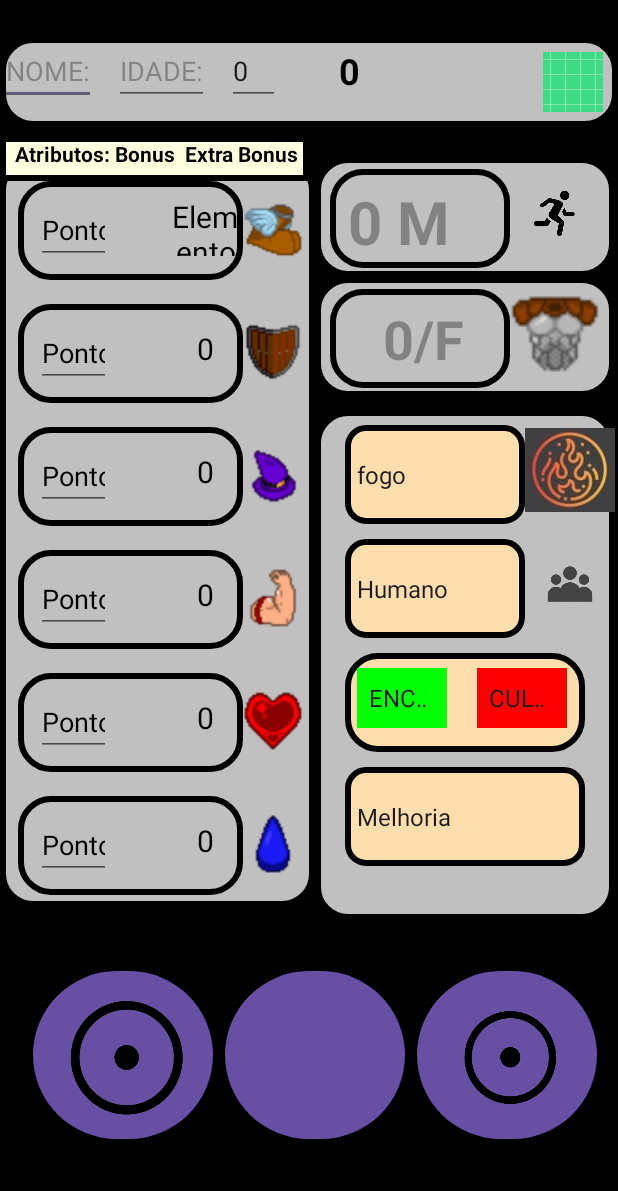
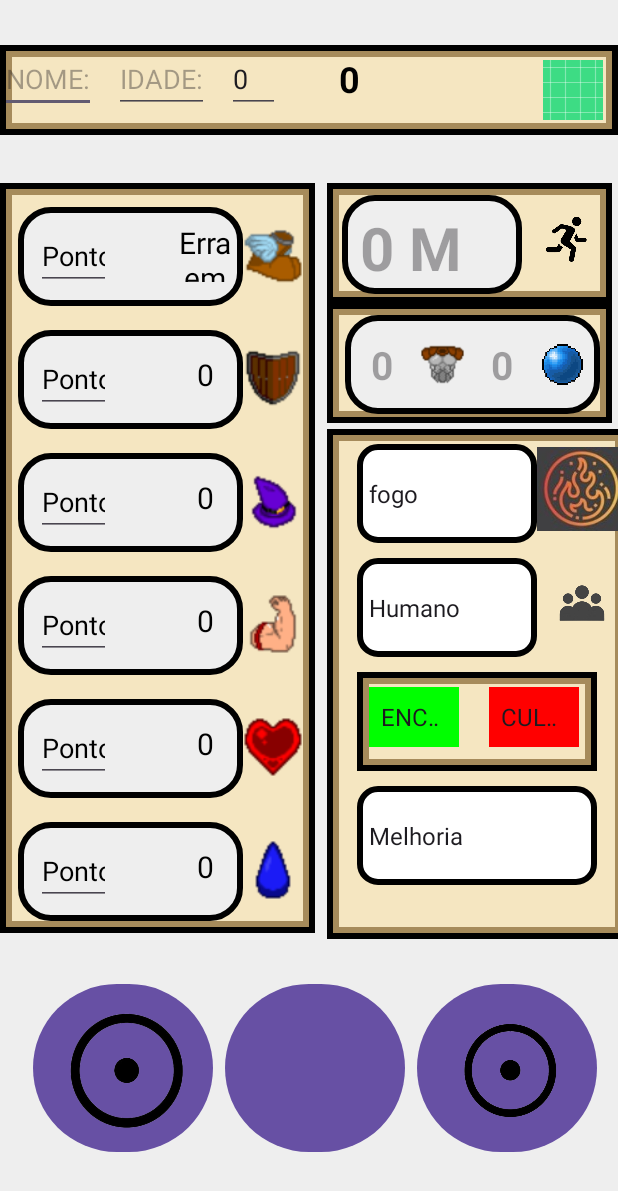
Before and after one commit to LuisClovesDev/FichadeRPG-Mobile, an Android app: the screen it shows after launch (MainActivity), after a tap on an icon or button, on a phone screen of 412 x 824 dp. Shown: the top 1191 px of the screen. Run offline under Robolectric (Android 15) with nearby library versions, the phone set to English and light mode, and no system bars.

Commit message:
atualização 2.0

```diff
--- a/app/src/main/java/com/example/the_wizards_ficha_de_rpg/Atribuicao_de_Valores_Extras.kt
+++ b/app/src/main/java/com/example/the_wizards_ficha_de_rpg/Atribuicao_de_Valores_Extras.kt
@@ -7,7 +7,7 @@ class Atribuicao_de_Valores_Extras() {
 
 
 
-    fun AtribuicaoELEMENTO(Elemento: Elementos, Nivel: TextView) {
+    fun AtribuicaoELEMENTO(Elemento: Elementos, Nivel: TextView, ) {
 
         var nivel: Int = 0
 
@@ -477,7 +477,84 @@ class Atribuicao_de_Valores_Extras() {
             }
         }
 
+    }
+    fun AtribuicaoRaca(raca: Raca, Nivel: TextView, ){
 
-// FIM DAS CONDICIONAIS
+        var nivel: Int = 0
+
+        try {
+            val nivelText = Nivel.text.toString()
+            if (nivelText.isNotEmpty()) {
+                nivel = nivelText.toInt()
+            } else {
+                nivel = -1 // Defina o valor padrão desejado quando o texto estiver vazio
+            }
+        } catch (e: NumberFormatException) {
+            e.printStackTrace()
+            nivel = -1 // Defina o valor padrão desejado quando a conversão falhar
+        }
+
+
+        if(raca.nome == "humano"){
+
+                raca.AddVida += 5
+                raca.AddMana += 5
+
+            raca.AddVida += nivel*3
+            raca.AddMana += nivel*3
+
+            raca.Habili_Raca = " Regenera Nível Dividido por 2 de mana a cada 2 ciclos."
+
+        }
+        if (raca.nome == "renacido") {
+            // Se a raça for "renacido", aumente a vida inicial em 10.
+            raca.AddVida += 10
+
+            // Aumente a resistência mágica inicial em 2.
+            raca.ResistenciaMagica += 2
+
+            // Aumente a vida com base no nível do personagem.
+            // A cada 1 nível, adicione +5 à vida.
+            raca.AddVida += nivel * 5
+
+            // Aumente a resistência mágica com base no nível do personagem.
+            // A cada 2 níveis, adicione +1 em resistência mágica.
+            if (nivel % 2 == 0) {
+                raca.ResistenciaMagica += nivel / 2
+            }
+
+            // Defina que a mana é desconsiderada para esta raça.
+            raca.AddMana = 0
+
+            // Defina a passiva de regeneração fora de combate.
+            raca.Habili_Raca = "Recebe 1d4 + $nivel de vida por turno fora de combate."
+        }
+        if (raca.nome == "vampiro") {
+            // Inicialmente, recebe -3 de Armadura Física.
+            raca.ArmaduraFisica -= 3
+
+            // Inicialmente, recebe +10 de mana.
+            raca.AddMana += 10
+
+            // Inicialmente, recebe +5 de vida.
+            raca.AddVida += 5
+
+            // Aumenta a vida com base no nível do personagem.
+            // A cada 2 níveis, adicione +1 à vida.
+            if (nivel % 2 == 0) {
+                raca.AddVida += nivel / 2
+            }
+
+            // Aumenta a mana com base no nível do personagem.
+            // A cada 1 nível, adicione +4 à mana.
+            raca.AddMana += nivel * 4
+
+            // Define a habilidade especial de dar um buff em uma habilidade.
+            // Inicialmente, ganha a passiva "Transformação noturna".
+            raca.Habili_Raca = "Pode dar um buff em uma habilidade que aumentará o efeito com base no nível e lhe curará" +
+                    " ${nivel + 1}d4 de vida. O custo da habilidade irá dobrar de valor de Mana;" +
+                    " Transformação noturna: Transforma-se em vampiro ganhando garras e uma pele escura."
+        }
+
     }
 }
--- a/app/src/main/java/com/example/the_wizards_ficha_de_rpg/Funcionalidades_Principal.kt
+++ b/app/src/main/java/com/example/the_wizards_ficha_de_rpg/Funcionalidades_Principal.kt
@@ -5,6 +5,7 @@ import android.text.TextWatcher
 import android.widget.EditText
 import android.widget.ImageView
 import android.widget.TextView
+import org.w3c.dom.Text
 
 class Funcionalidades_Principal {
 
@@ -36,20 +37,27 @@ class Funcionalidades_Principal {
         }
         return "0" // Valor padrão caso ocorra uma exceção
     }
-    fun calculateBonusFromEditText_for_MobilidadeEArmadura(Text:TextView): String {
+    fun calculateBonusFromEditText_for_MobilidadeEArmadura(Text: TextView, extrabonusTextViw: TextView): String {
         try {
+            var extrabonus = extrabonusTextViw.text.toString().toInt()
+
             val pontos = Text.text.toString().toInt()
-            val bonus = pontos / 10
+
+            val bonus = (pontos + (extrabonus *5)) / 10
+
             return "$bonus M"
         } catch (e: NumberFormatException) {
             e.printStackTrace()
         }
-        return "0" // Valor padrão caso ocorra uma exceção
+        return "ERRO" // Valor padrão caso ocorra uma exceção
     }
-    fun calculateBonusFromEditText_forArmadura(Text:TextView): String {
+
+    fun calculateBonusFromEditText_forArmadura(Text:TextView, extrabonusTextViw: TextView): String {
         try {
             val pontos = Text.text.toString().toInt()
-            val bonus = (pontos / 25) - 1
+            var extrabonus = extrabonusTextViw.text.toString().toInt()
+            var bonus = -1
+            bonus += (pontos + (extrabonus *5)) / 25
             return "$bonus A/F"
         } catch (e: NumberFormatException) {
             e.printStackTrace()
@@ -58,7 +66,7 @@ class Funcionalidades_Principal {
     }
 
     fun Calc_Pontos_Bonus(editText: EditText, bonusTextView: TextView, isLifeORMana: Boolean,
-                          IsExtraMobilit: Boolean? = null, IsExtraArmadura: Boolean? = null) {
+                          IsExtraMobilit: Boolean? = null, IsExtraArmadura: Boolean? = null, extrabonus:TextView,) {
         editText.addTextChangedListener(object : TextWatcher {
             override fun beforeTextChanged(s: CharSequence?, start: Int, count: Int, after: Int) {
                 // Nada a fazer antes da mudança de texto
@@ -70,9 +78,14 @@ class Funcionalidades_Principal {
                 if (isLifeORMana) {
                     bonusTextView.text = calculateBonusFromEditText_for_LifeEndMana(editText)
                 }else if (!isLifeORMana && IsExtraMobilit == false && IsExtraArmadura == true ){
-                    bonusTextView.text =  calculateBonusFromEditText_forArmadura(editText)
+                    bonusTextView.text =  calculateBonusFromEditText_forArmadura(editText,extrabonus)
                 }else if (!isLifeORMana && IsExtraMobilit == true){
-                    bonusTextView.text =  calculateBonusFromEditText_for_MobilidadeEArmadura(editText)
+                    if (extrabonus.text != null){
+                        bonusTextView.text =  calculateBonusFromEditText_for_MobilidadeEArmadura(editText,extrabonus)
+                    }else{
+                        bonusTextView.text = "ERRO"
+
+                    }
                 }else if (!isLifeORMana){
                     bonusTextView.text =  calculateBonusFromEditText(editText)
                 }
--- a/app/src/main/java/com/example/the_wizards_ficha_de_rpg/MainActivity.kt
+++ b/app/src/main/java/com/example/the_wizards_ficha_de_rpg/MainActivity.kt
@@ -1,10 +1,6 @@
 package com.example.the_wizards_ficha_de_rpg
 
-import Consolefuns
 import android.os.Bundle
-import android.text.Editable
-import android.text.TextWatcher
-import android.util.Log
 import android.widget.ArrayAdapter
 import android.widget.EditText
 import android.widget.ImageButton
@@ -12,8 +8,6 @@ import android.widget.ImageView
 import android.widget.Spinner
 import android.widget.TextView
 import androidx.appcompat.app.AppCompatActivity
-import androidx.lifecycle.Observer
-import androidx.lifecycle.ViewModelProvider
 
 class MainActivity : AppCompatActivity() {
 
@@ -148,18 +142,18 @@ class MainActivity : AppCompatActivity() {
 
 
         var Mobilidade = findViewById<TextView>(R.id.Mobilidade_Bonus)
-        var Armaduras = findViewById<TextView>(R.id.Armadura_Bonus)
+        var Armaduras = findViewById<TextView>(R.id.Armadura_Fisica_Bonus)
 
         // MUDANÇA DE VALOR DE PONTO PARA BONUS
-        F.Calc_Pontos_Bonus(Pontos_DESTREZA, Bonus_DESTREZA, false)
-        F.Calc_Pontos_Bonus(Pontos_RESISTENCIA, Bonus_RESISTENCIA, false)
-        F.Calc_Pontos_Bonus(Pontos_INTELIGENCIA, Bonus_INTELIGENCIA, false)
-        F.Calc_Pontos_Bonus(Pontos_FORCA, Bonus_FORCA, false)
-        F.Calc_Pontos_Bonus(Pontos_Vida, Bonus_VIDA, true)
-        F.Calc_Pontos_Bonus(Ponto_MANA, Bonus_MANA, true)
-
-        F.Calc_Pontos_Bonus(Pontos_DESTREZA_for_Mobilit, Mobilidade, false, true)
-        F.Calc_Pontos_Bonus(Pontos_RESISTENCIA_for_Armadura, Armaduras, false, false, true)
+        F.Calc_Pontos_Bonus(Pontos_DESTREZA, Bonus_DESTREZA, false, extrabonus = EXTRABONUSDESTREZA)
+        F.Calc_Pontos_Bonus(Pontos_RESISTENCIA, Bonus_RESISTENCIA, false, extrabonus = EXTRABONUSRESISTENCIA)
+        F.Calc_Pontos_Bonus(Pontos_INTELIGENCIA, Bonus_INTELIGENCIA, false, extrabonus = EXTRABONUSINTELIGENCIA)
+        F.Calc_Pontos_Bonus(Pontos_FORCA, Bonus_FORCA, false, extrabonus = EXTRABONUSFORCA )
+        F.Calc_Pontos_Bonus(Pontos_Vida, Bonus_VIDA, true, extrabonus = EXTRABONUSVIDA)
+        F.Calc_Pontos_Bonus(Ponto_MANA, Bonus_MANA, true, extrabonus = EXTRABONUSMANA)
+        EXTRABONUSDESTREZA.text = "0"
+        F.Calc_Pontos_Bonus(Pontos_DESTREZA_for_Mobilit, Mobilidade, false, true, extrabonus = EXTRABONUSDESTREZA )
+        F.Calc_Pontos_Bonus(Pontos_RESISTENCIA_for_Armadura, Armaduras, false, false, true, extrabonus = EXTRABONUSRESISTENCIA )
 
         // ---------------------------------------------------------
 
@@ -171,15 +165,18 @@ class MainActivity : AppCompatActivity() {
         val ImageBotoes: ImageButton = findViewById(R.id.DESTREZABUTAO)
 
         ImageBotoes.setOnClickListener() {
-            var AdVE = Atribuicao_de_Valores_Extras()
+            var AdVE_Elemento = Atribuicao_de_Valores_Extras()
             var Ele = Elementos_funcoes()
+            var Rar = RacaFuncoes()
             val elementoNome = spinnerHelper.selectedItem
+            val RacaNome = spinnerHelperRaca.selectedItem
 
 // Chame getObjetoElemento para obter um objeto Elementos
             val elemento = Ele.getObjetoElemento(elementoNome)
+            val Raca = Rar.getObjetoRaca(RacaNome)
 
 // Verifique se o elemento não é nulo antes de chamar AtribuicaoELEMENTO
-            if (elemento != null) {
+            if (elemento != null && Raca != null) {
 
                 // segurança caso aperte o botão mais de uma vez
                 elemento.AddDestreza = 0
@@ -193,20 +190,28 @@ class MainActivity : AppCompatActivity() {
                 elemento.AddAtaqueExtra = 0
                 elemento.AddAcaoExtra = 0
                 // ------------------------------------
-
-                AdVE.AtribuicaoELEMENTO(elemento, nivel)
+                // segurança caso aperte o botão mais de uma vez
+                Raca.AddVida = 0
+                Raca.AddMana = 0
+                Raca.AddInteligencia = 0
+                Raca.AddDestreza = 0
+                Raca.AddForca = 0
+                Raca.AddResistencia = 0
+                // ------------------------------------
+                AdVE_Elemento.AtribuicaoELEMENTO(elemento, nivel)
+                AdVE_Elemento.AtribuicaoRaca(Raca,nivel)
 
                 // -------------------------------------
 
-                EXTRABONUSDESTREZA.text = "+${elemento.AddDestreza}"
-                EXTRABONUSRESISTENCIA.text = "+${elemento.AddResistencia}"
-                EXTRABONUSINTELIGENCIA.text = "+${elemento.AddInteligencia}"
-                EXTRABONUSFORCA.text = "+${elemento.AddForca}"
-                EXTRABONUSVIDA.text = "+${elemento.AddVida}"
-                EXTRABONUSMANA.text = "+${elemento.AddMana}"
+                EXTRABONUSDESTREZA.text = "${elemento.AddDestreza + Raca.AddDestreza}"
+                EXTRABONUSRESISTENCIA.text = "+${elemento.AddResistencia + Raca.AddResistencia}"
+                EXTRABONUSINTELIGENCIA.text = "+${elemento.AddInteligencia + Raca.AddInteligencia}"
+                EXTRABONUSFORCA.text = "+${elemento.AddForca + Raca.AddForca}"
+                EXTRABONUSVIDA.text = "+${elemento.AddVida + Raca.AddVida}"
+                EXTRABONUSMANA.text = "+${elemento.AddMana + Raca.AddMana}"
             } else {
                 // Lide com o caso em que o elemento não foi encontrado
-                EXTRABONUSDESTREZA.text = "Elemento não encontrado"
+                EXTRABONUSDESTREZA.text = "Erra em Elemento ou raça"
             }
         }
 
--- a/app/src/main/java/com/example/the_wizards_ficha_de_rpg/RacaFuncoes.kt
+++ b/app/src/main/java/com/example/the_wizards_ficha_de_rpg/RacaFuncoes.kt
@@ -4,10 +4,24 @@ import android.widget.ImageView
 
 class RacaFuncoes {
 
+    fun getObjetoRaca(Racanome: String?): Raca? {
+        return when (Racanome) {
+
+            "Humano" -> humano
+            "Renacido" -> renacido
+            "Meio Demonio" -> meiodemonio
+            "Asimar" -> asimar
+            "Vampiro" -> vampiro
+            else -> null
+        }
+
+    }
+
     fun MudaImagem(RacaAtual: String?, imageView: ImageView) {
 
         if (RacaAtual == "Humano") {
             imageView.setImageResource(R.drawable.humano)
+
         } else if (RacaAtual == "Meio Demonio") {
             imageView.setImageResource(R.drawable.meiodemonio)
         } else if (RacaAtual == "Vampiro") {
--- /dev/null
+++ b/app/src/main/java/com/example/the_wizards_ficha_de_rpg/Racas.kt
@@ -0,0 +1,75 @@
+package com.example.the_wizards_ficha_de_rpg
+
+class Raca(
+    var nome: String = "Nulo",
+    var AddDestreza: Int,
+    var AddForca: Int,
+    var AddResistencia: Int,
+    var AddInteligencia: Int,
+    var AddVida: Int,
+    var AddMana: Int,
+    var ResistenciaMagica: Int,
+    var ArmaduraFisica: Int,
+    var Habili_Raca: String,
+)
+
+var humano = Raca(
+    nome = "humano",
+    AddDestreza = 0,
+    AddForca = 0,
+    AddResistencia = 0,
+    AddInteligencia = 0,
+    AddVida = 0,
+    AddMana = 0,
+    ResistenciaMagica = 0,
+    ArmaduraFisica = 0,
+    Habili_Raca = "null"
+)
+var renacido = Raca(
+    nome = "renacido",
+    AddDestreza = 0,
+    AddForca = 0,
+    ResistenciaMagica = 0,
+    AddResistencia = 0,
+    AddInteligencia = 0,
+    AddVida = 0,
+    AddMana = 0,
+    ArmaduraFisica = 0,
+    Habili_Raca = "null"
+)
+var vampiro = Raca(
+    nome = "vampiro",
+    AddDestreza = 0,
+    AddForca = 0,
+    AddResistencia = 0,
+    AddInteligencia = 0,
+    AddVida = 0,
+    AddMana = 0,
+    ResistenciaMagica = 0,
+    ArmaduraFisica = 0,
+    Habili_Raca = "null"
+)
+var meiodemonio = Raca(
+    nome = "meiodemonio",
+    AddDestreza = 0,
+    AddForca = 0,
+    AddResistencia = 0,
+    AddInteligencia = 0,
+    AddVida = 0,
+    AddMana = 0,
+    ResistenciaMagica = 0,
+    ArmaduraFisica = 0,
+    Habili_Raca = "null"
+)
+var asimar = Raca(
+    nome = "asimar",
+    AddDestreza = 0,
+    AddForca = 0,
+    AddResistencia = 0,
+    AddInteligencia = 0,
+    AddVida = 0,
+    AddMana = 0,
+    ResistenciaMagica = 0,
+    ArmaduraFisica = 0,
+    Habili_Raca = "null"
+)
--- a/app/src/main/res/drawable/caixa_info_modificaatributo.xml
+++ b/app/src/main/res/drawable/caixa_info_modificaatributo.xml
@@ -1,12 +1,24 @@
 <?xml version="1.0" encoding="utf-8"?>
-<shape xmlns:android="http://schemas.android.com/apk/res/android">
+<layer-list xmlns:android="http://schemas.android.com/apk/res/android">
 
+    <!-- Contorno principal em MarromSuave -->
+    <item>
+        <shape>
+            <solid android:color="@color/fundo" />
+            <stroke
+                android:color="@color/black"
+                android:width="4dp" />
+        </shape>
+    </item>
 
-    <solid android:color="@color/NavajoWhite"/>
-    <corners android:radius="20sp"/>
-    <stroke android:color="@color/black"
-        android:width="4dp"
-        />
+    <!-- Contorno adicional em Preto (ajuste o width conforme necessário) -->
+    <item android:right="4dp" android:left="4dp" android:top="4dp" android:bottom="4dp">
+        <shape>
+            <solid android:color="@android:color/transparent" />
+            <stroke
+                android:color="@color/MarromSuave"
+                android:width="4dp" />
+        </shape>
+    </item>
 
-
-</shape>
+</layer-list>
--- a/app/src/main/res/drawable/spinnerpersonalizado1.xml
+++ b/app/src/main/res/drawable/spinnerpersonalizado1.xml
@@ -7,7 +7,7 @@
             <item>
                 <shape android:shape="rectangle">
 
-                    <solid android:color="@color/NavajoWhite"/>
+                    <solid android:color="@color/white"/>
                     <corners android:radius="12dp"/>
                     <padding android:right="18dp"/>
                     <stroke android:color="@color/black" android:width="4dp"/>
--- a/app/src/main/res/layout/activity_main.xml
+++ b/app/src/main/res/layout/activity_main.xml
@@ -10,15 +10,14 @@
     <androidx.constraintlayout.widget.ConstraintLayout
         android:layout_width="match_parent"
         android:layout_height="match_parent"
-        android:background="@color/black"
+        android:background="@color/gray"
         tools:context=".MainActivity">
 
         <View
             android:id="@+id/Info"
             android:layout_width="wrap_content"
             android:layout_height="60dp"
-            android:layout_marginTop="4dp"
-            android:background="@drawable/caixadeatributo"
+            android:background="@drawable/caixa_info_modificaatributo"
             app:layout_constraintBottom_toTopOf="@id/Base_Conteiner_Atributos"
             app:layout_constraintRight_toRightOf="parent"
             app:layout_constraintStart_toStartOf="parent"
@@ -82,32 +81,13 @@
             android:id="@+id/Base_Conteiner_Atributos"
             android:layout_width="210dp"
             android:layout_height="500dp"
-            android:layout_marginTop="66dp"
-            android:background="@drawable/caixadeatributo"
+            android:layout_marginTop="2dp"
+            android:background="@drawable/caixa_info_modificaatributo"
             app:layout_constraintBottom_toTopOf="@id/botaomenu"
             app:layout_constraintStart_toStartOf="parent"
-            app:layout_constraintTop_toTopOf="parent" />
+            app:layout_constraintTop_toBottomOf="@id/Info" />
 
-        <View
-            android:id="@+id/cabecalho"
-            android:layout_width="206dp"
-            android:layout_height="30dp"
-            android:background="@drawable/nome_do_espaco"
-            app:layout_constraintBottom_toTopOf="@id/DESTREZA"
-            app:layout_constraintStart_toStartOf="parent" />
 
-        <TextView
-            android:layout_width="wrap_content"
-            android:layout_height="wrap_content"
-            android:text="Atributos: Bonus  Extra Bonus"
-            app:layout_constraintStart_toStartOf="@id/cabecalho"
-            app:layout_constraintTop_toTopOf="@id/cabecalho"
-            android:layout_marginLeft="10dp"
-            android:layout_marginTop="2dp"
-            android:textSize="14dp"
-            android:textStyle="bold"
-            android:textColor="@color/black"
-        />
 
         <View
             android:id="@+id/DESTREZA"
@@ -441,9 +421,10 @@
 
         <View
             android:id="@+id/Base_Conteiner_Modificadores_Mobilidade"
-            android:layout_width="200dp"
+            android:layout_width="190dp"
             android:layout_height="80dp"
-            android:background="@drawable/caixadeatributo"
+            android:layout_marginLeft="8dp"
+            android:background="@drawable/caixa_info_modificaatributo"
             app:layout_constraintLeft_toRightOf="@id/Base_Conteiner_Atributos"
             app:layout_constraintTop_toTopOf="@id/Base_Conteiner_Atributos"
 
@@ -482,9 +463,10 @@
 
         <View
             android:id="@+id/Base_Conteiner_Modificadores_Armadura"
-            android:layout_width="200dp"
+            android:layout_width="190dp"
             android:layout_height="80dp"
-            android:background="@drawable/caixadeatributo"
+            android:layout_marginLeft="8dp"
+            android:background="@drawable/caixa_info_modificaatributo"
             app:layout_constraintLeft_toRightOf="@id/Base_Conteiner_Atributos"
             app:layout_constraintTop_toBottomOf="@id/Base_Conteiner_Modificadores_Mobilidade"
 
@@ -492,44 +474,70 @@
 
         <View
             android:id="@+id/Armaduras"
-            android:layout_width="120dp"
+            android:layout_width="170dp"
             android:layout_height="66dp"
-            android:layout_marginLeft="10dp"
+            android:layout_marginLeft="12dp"
             android:layout_marginTop="8dp"
             android:background="@drawable/caixadeatributo"
             app:layout_constraintStart_toStartOf="@id/Base_Conteiner_Modificadores_Armadura"
             app:layout_constraintTop_toTopOf="@id/Base_Conteiner_Modificadores_Armadura"
+            app:layout_constraintRight_toRightOf="Base_Conteiner_Modificadores_Armadura"
 
             />
 
+
         <TextView
-            android:id="@+id/Armadura_Bonus"
-            android:layout_width="100dp"
+            android:id="@+id/Armadura_Fisica_Bonus"
+            android:layout_width="50dp"
             android:layout_height="50dp"
-            android:layout_marginLeft="12dp"
             android:gravity="center"
-            android:hint="0/F"
+            android:hint="0"
             android:textColor="@color/black"
-            android:textSize="36dp"
+            android:textSize="26dp"
             android:textStyle="bold"
             app:layout_constraintBottom_toBottomOf="@id/Armaduras"
             app:layout_constraintLeft_toLeftOf="@id/Armaduras"
             app:layout_constraintTop_toTopOf="@id/Armaduras" />
 
+
         <ImageView
             android:id="@+id/imageView8"
-            android:layout_width="60dp"
-            android:layout_height="60dp"
-            app:layout_constraintStart_toEndOf="@id/Armaduras"
+            android:layout_width="30dp"
+            android:layout_height="30dp"
+            android:layout_marginTop="18dp"
+            app:layout_constraintStart_toEndOf="@id/Armadura_Fisica_Bonus"
             app:layout_constraintTop_toTopOf="@id/Armaduras"
             app:srcCompat="@drawable/armf" />
+
+        <TextView
+            android:id="@+id/Armadura_Magica_Bonus"
+            android:layout_width="50dp"
+            android:layout_height="50dp"
+            android:gravity="center"
+            android:hint="0"
+            android:textColor="@color/black"
+            android:textSize="26dp"
+            android:textStyle="bold"
+            app:layout_constraintBottom_toBottomOf="@id/Armaduras"
+            app:layout_constraintLeft_toRightOf="@id/imageView8"
+            app:layout_constraintTop_toTopOf="@id/Armaduras" />
+
+        <ImageView
+            android:id="@+id/imageView8.1"
+            android:layout_width="30dp"
+            android:layout_height="30dp"
+            android:layout_marginTop="18dp"
+            app:layout_constraintStart_toEndOf="@id/Armadura_Magica_Bonus"
+            app:layout_constraintTop_toTopOf="@id/Armaduras"
+            app:srcCompat="@drawable/armaduramagica" />
+
 
         <View
             android:id="@+id/Base_Conteiner_Adicionais"
             android:layout_width="200dp"
             android:layout_height="340dp"
             android:layout_marginBottom="16dp"
-            android:background="@drawable/caixadeatributo"
+            android:background="@drawable/caixa_info_modificaatributo"
             app:layout_constraintBottom_toTopOf="@id/botaomenu"
             app:layout_constraintLeft_toLeftOf="@id/Base_Conteiner_Modificadores_Armadura"
             app:layout_constraintTop_toBottomOf="@id/Armaduras" />
--- a/app/src/main/res/values/colors.xml
+++ b/app/src/main/res/values/colors.xml
@@ -2,9 +2,10 @@
 <resources>
     <color name="black">#FF000000</color>
     <color name="white">#FFFFFFFF</color>
-    <color name="gray">#C0C0C0</color>
+    <color name="gray">#EEEEEE</color>
     <color name="yellow">#FFFF00</color>
-    <color name="NavajoWhite">#FFDEAD</color>
+    <color name="fundo">#F5E6C1</color>
+    <color name="MarromSuave">#A68B5B</color>
     <color name="grey">#00FF00</color>
     <color name="RED">#FF0000</color>
     <color name="cu">#FFFFE0</color>
```
Also changed, not shown: app/src/main/res/drawable/armaduramagica.png (added).
